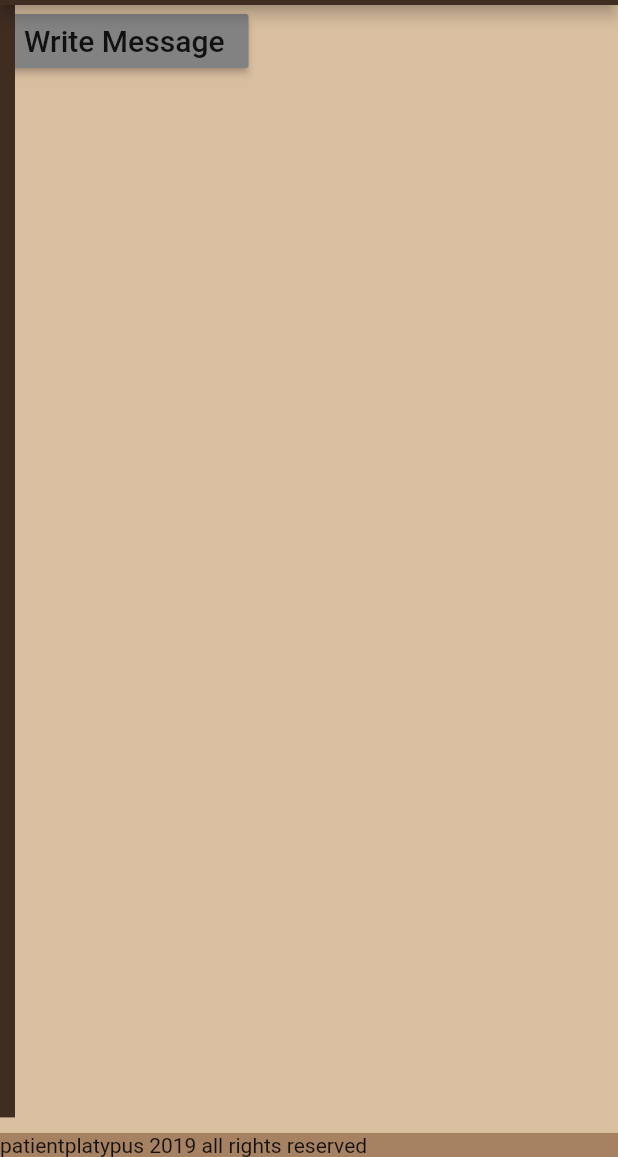
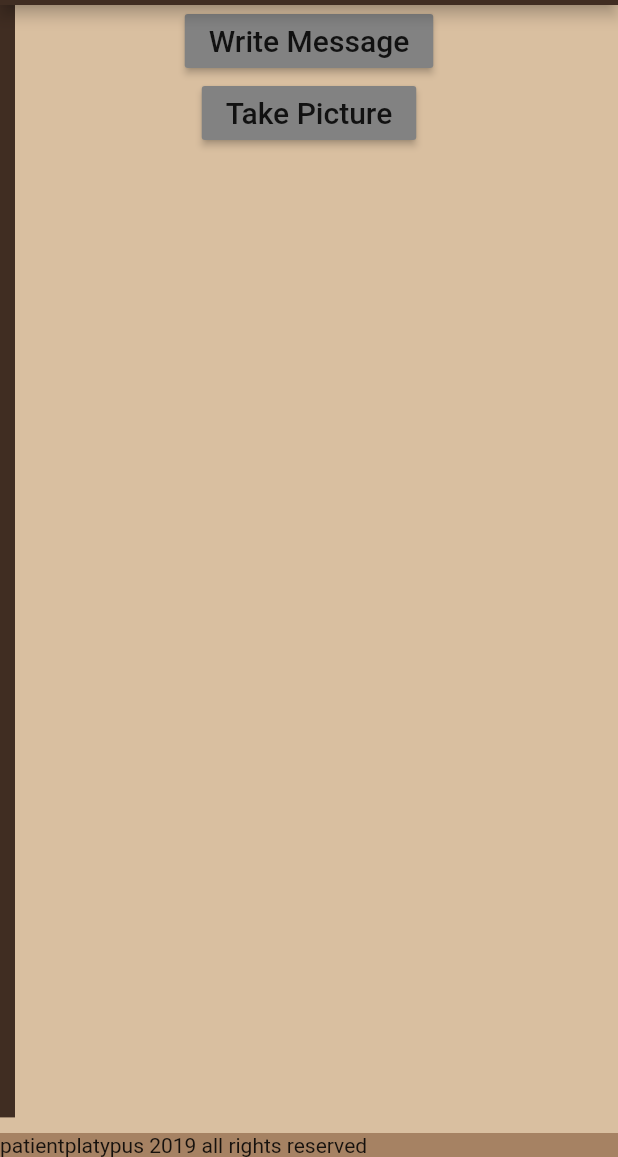
Before and after one commit to patientplatypus/yaddayaddayadda, a Flutter app: the screen it shows after launch, on a phone screen of 412 x 824 dp, the part 79-1236 px from its top. Run offline on Flutter 3.47's test engine with Material 2 defaults, Android fonts, the light colour scheme and no system bars; our stand-ins replace camera, flutter_blue, material_design_icons_flutter, shimmer; missing offline and left inert: keyboard_visibility, simple_gesture_detector.

Commit message:
before i screw anything up

```diff
--- a/flutter_platform/lib/components/footer/footer.dart
+++ b/flutter_platform/lib/components/footer/footer.dart
@@ -14,7 +14,7 @@ class Footer extends StatelessWidget{
     double width = MediaQuery.of(context).size.width;
     double height = MediaQuery.of(context).size.height;
 
-    if(yadaState.getWriterStatus()!='closed'&&yadaState.getWriterStatus()!='close'){
+    if(yadaState.getHomeStatus()!='closed'&&yadaState.getHomeStatus()!='close'){
       return Container();
     }else{
       return Container(
--- a/flutter_platform/lib/components/middle/homescreen.dart
+++ b/flutter_platform/lib/components/middle/homescreen.dart
@@ -27,18 +27,30 @@ class _HomeScreen extends State<HomeScreen> {
     final yadaState = Provider.of<YadaState>(context);
 
     return Container(
-      child: new Row(
+      child: new Column(
+        mainAxisAlignment: MainAxisAlignment.start,
+        crossAxisAlignment: CrossAxisAlignment.center,
         children: <Widget>[
           new RaisedButton(
             onPressed: (){
-              yadaState.changeWriterStatus("homeMessage1");
+              yadaState.changeHomeStatus("writemessage");
             },
             child: Text(
               'Write Message',
               style: TextStyle(fontSize: 20)
             ),
             color: Color.fromRGBO(130, 130, 130, 1),
-          )
+          ),
+          new RaisedButton(
+            onPressed: (){
+              yadaState.changeHomeStatus("takepicture");
+            },
+            child: Text(
+              'Take Picture',
+              style: TextStyle(fontSize: 20)
+            ),
+            color: Color.fromRGBO(130, 130, 130, 1),
+          ),
         ]
       ),
       width: width
--- /dev/null
+++ b/flutter_platform/lib/components/pictureTaker/pictureTaker.dart
@@ -0,0 +1,60 @@
+import 'dart:ui';
+
+import 'package:flutter/material.dart';
+import 'package:camera/camera.dart';
+import 'package:provider/provider.dart';
+import 'package:yaddayaddayadda/state/yadaState.dart';
+
+class PictureTaker extends StatefulWidget{
+  @override
+  _PictureTaker createState()=> _PictureTaker();
+}
+
+class _PictureTaker extends State<PictureTaker>{
+
+  List<CameraDescription> cameras;
+  CameraController controller;
+  bool isReady = false;
+
+  @override
+  void initState() {
+    super.initState();
+    setupCameras();
+  }
+
+  cameraPreview() {
+    if (!isReady || !controller.value.isInitialized) {
+      return Container();
+    }
+    return AspectRatio(
+      aspectRatio: controller.value.aspectRatio,
+      child: CameraPreview(controller)
+    );
+  }
+
+  Future<void> setupCameras() async {
+    try {
+      cameras = await availableCameras();
+      controller = new CameraController(cameras[0], ResolutionPreset.medium);
+      await controller.initialize();
+    } on CameraException catch (_) {
+      setState(() {
+        isReady = false;
+      });
+    }
+    setState(() {
+      isReady = true;
+    });
+  }
+  @override
+  Widget build(BuildContext context) {
+    final yadaState = Provider.of<YadaState>(context);
+    if(yadaState.getHomeStatus()=='writemessage'){
+      return Container(
+        child: cameraPreview()
+      );
+    }else{
+      return new Container();
+    }
+  }
+}
--- a/flutter_platform/lib/components/writer/writer.dart
+++ b/flutter_platform/lib/components/writer/writer.dart
@@ -391,12 +391,12 @@ class _Writer extends State<Writer> with TickerProviderStateMixin {
     var focusMessage = new FocusNode();
     FocusScope.of(context).requestFocus(focusMessage);
 
-    if(yadaState.getWriterStatus()=='homeMessage1'){
+    if(yadaState.getHomeStatus()=='writemessage'){
       return Align(
         alignment: Alignment.topLeft,
         child: new LayoutBuilder(
           builder: (BuildContext context, BoxConstraints constraints){
-            print('inside layoutBuilder and value of contraints:');
+            print('inside layoutBuilder and value of constraints:');
             print(constraints.maxHeight);
             return new Stack(
               fit: StackFit.expand,
--- a/flutter_platform/lib/state/yadaState.dart
+++ b/flutter_platform/lib/state/yadaState.dart
@@ -61,10 +61,10 @@ class YadaState with ChangeNotifier {
     notifyListeners();
   }
 
-  String writerStatus = "closed";
-  getWriterStatus() => writerStatus;
-  void changeWriterStatus(newStatus){
-    writerStatus=newStatus;
+  String homeStatus = "closed";
+  getHomeStatus() => homeStatus;
+  void changeHomeStatus(newStatus){
+    homeStatus=newStatus;
     notifyListeners();
   }
 
--- a/flutter_platform/pubspec.yaml
+++ b/flutter_platform/pubspec.yaml
@@ -25,6 +25,7 @@ dependencies:
   keyboard_visibility: any
   flutter_blue: ^0.5.0
   shimmer: ^1.0.0
+  camera: ^0.5.2+1
 
   # The following adds the Cupertino Icons font to your application.
   # Use with the CupertinoIcons class for iOS style icons.
```
Also changed, not shown: flutter_platform/lib/components/writer/optionsBox/cameraOptions.dart (+14 -3 lines), flutter_platform/lib/components/writer/optionsBox/exitOptions.dart (+11 -0 lines), flutter_platform/lib/components/writer/optionsBox/profileOptions.dart (+12 -1 lines), flutter_platform/lib/components/writer/optionsBox/settingsOptions.dart (+11 -0 lines), flutter_platform/lib/pages/home/home.dart (+6 -4 lines), flutter_platform/pubspec.lock, 3 other files.
